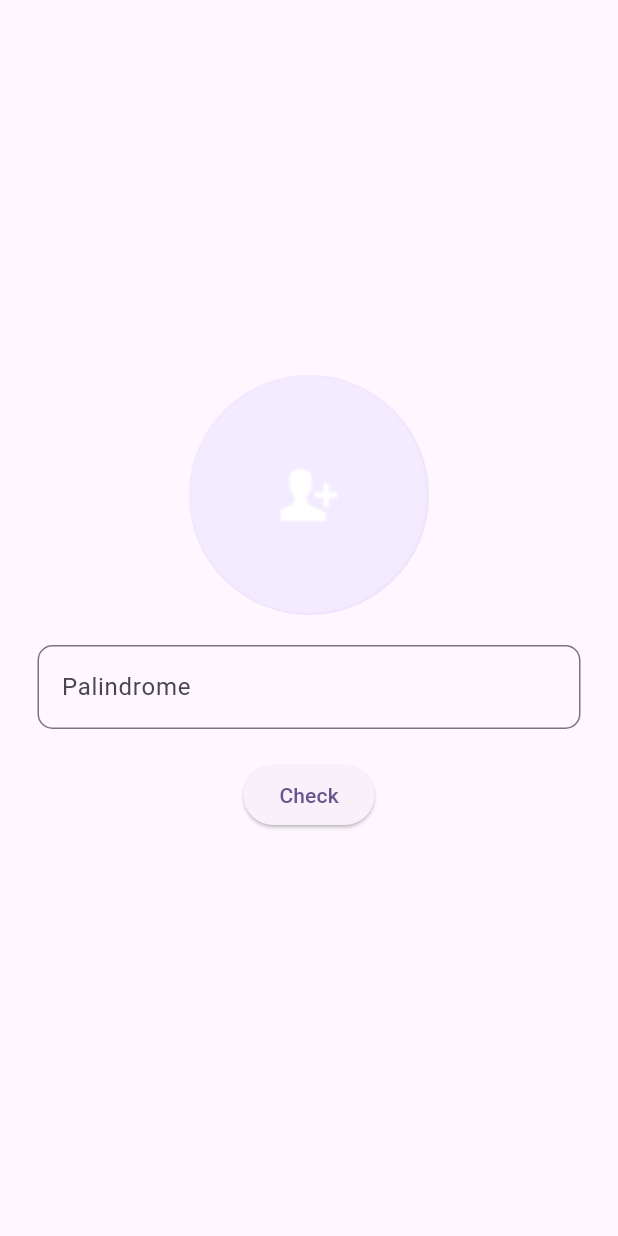
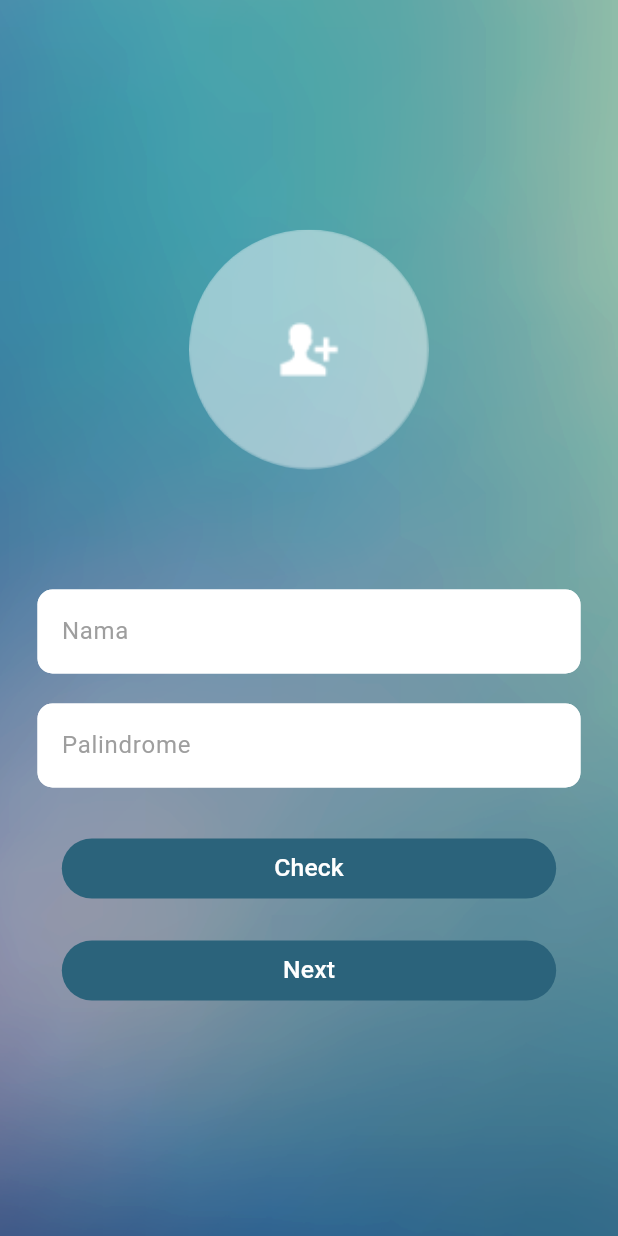
Before and after one commit to priboen/intern_test_suitmedia, a Flutter app: the screen it shows after launch, on a phone screen of 412 x 824 dp. Run offline on Flutter 3.47's test engine with Material 3 defaults, Android fonts, the phone set to English and light mode, and no system bars; our stand-ins replace bloc, equatable, flutter_bloc.

Commit message:
adding background and customize button

```diff
--- a/lib/ui/first_screen.dart
+++ b/lib/ui/first_screen.dart
@@ -3,6 +3,7 @@ import 'package:palindrome_suitmedia/presentation/bloc.dart';
 import 'package:flutter_bloc/flutter_bloc.dart';
 import 'package:palindrome_suitmedia/presentation/events.dart';
 import 'package:palindrome_suitmedia/presentation/states.dart';
+import 'package:palindrome_suitmedia/ui/second_screen.dart';
 
 class FirstScreen extends StatefulWidget {
   const FirstScreen({super.key});
@@ -14,8 +15,15 @@ class FirstScreen extends StatefulWidget {
 class _FirstScreenState extends State<FirstScreen> {
   @override
   Widget build(BuildContext context) {
+    var size = MediaQuery.of(context).size.width;
     return Scaffold(
-      body: BlocListener<PalindromeBloc, PalindromeState>(
+      body: Container(
+        decoration: BoxDecoration(
+          image: DecorationImage(
+              image: AssetImage('assets/images/background.png'),
+              fit: BoxFit.cover),
+        ),
+        child: BlocListener<PalindromeBloc, PalindromeState>(
           listener: (context, state) {
             if (state is PalindromeCheckedState) {
               ScaffoldMessenger.of(context).showSnackBar(
@@ -25,6 +33,15 @@ class _FirstScreenState extends State<FirstScreen> {
               );
               context.read<PalindromeBloc>().textController.clear();
               context.read<PalindromeBloc>().add(ResetStateEvent());
+            } else if (state is NavigateToSecondScreenState) {
+              Navigator.push(
+                context,
+                MaterialPageRoute(
+                  builder: (context) => SecondScreen(
+                    name: state.name,
+                  ),
+                ),
+              );
             }
           },
           child: Center(
@@ -34,21 +51,52 @@ class _FirstScreenState extends State<FirstScreen> {
                 mainAxisAlignment: MainAxisAlignment.center,
                 children: [
                   CircleAvatar(
+                    backgroundColor: Colors.white10,
                     radius: 80,
                     backgroundImage: AssetImage('assets/images/ic_photo.png'),
+                  ),
+                  SizedBox(height: 80),
+                  TextFormField(
+                    controller: context.read<PalindromeBloc>().nameController,
+                    decoration: InputDecoration(
+                      labelText: 'Nama',
+                      labelStyle: TextStyle(color: Colors.grey),
+                      enabledBorder: OutlineInputBorder(
+                        borderRadius: BorderRadius.circular(10),
+                        borderSide: BorderSide(color: Colors.white),
+                      ),
+                      focusedBorder: OutlineInputBorder(
+                        borderRadius: BorderRadius.circular(10),
+                        borderSide: BorderSide(color: Colors.white),
+                      ),
+                      filled: true,
+                      fillColor: Colors.white,
+                    ),
                   ),
                   SizedBox(height: 20),
                   TextFormField(
                     controller: context.read<PalindromeBloc>().textController,
                     decoration: InputDecoration(
                       labelText: 'Palindrome',
-                    border: OutlineInputBorder(
+                      labelStyle: TextStyle(color: Colors.grey),
+                      enabledBorder: OutlineInputBorder(
                         borderRadius: BorderRadius.circular(10),
+                        borderSide: BorderSide(color: Colors.white),
+                      ),
+                      focusedBorder: OutlineInputBorder(
+                        borderRadius: BorderRadius.circular(10),
+                        borderSide: BorderSide(color: Colors.white),
+                      ),
+                      filled: true,
+                      fillColor: Colors.white,
                     ),
                   ),
-                ),
-                SizedBox(height: 20),
+                  SizedBox(height: 30),
                   ElevatedButton(
+                    style: ElevatedButton.styleFrom(
+                        backgroundColor: Color.fromRGBO(43, 99, 123, 1),
+                        elevation: 0,
+                        minimumSize: Size(size * 0.8, 40)),
                     onPressed: () {
                       // context.read<PalindromeBloc>().add(CheckPalindromeEvent(
                       //     context.read<PalindromeBloc>().textController.text));
@@ -60,10 +108,39 @@ class _FirstScreenState extends State<FirstScreen> {
                             .add(CheckPalindromeEvent(text));
                       }
                     },
-                  child: Text('Check'),
+                    child: Text(
+                      'Check',
+                      style: TextStyle(
+                        color: Colors.white,
+                        fontSize: size * 0.04,
+                      ),
+                    ),
                   ),
                   SizedBox(height: 20),
+                  ElevatedButton(
+                    style: ElevatedButton.styleFrom(
+                        backgroundColor: Color.fromRGBO(43, 99, 123, 1),
+                        elevation: 0,
+                        minimumSize: Size(size * 0.8, 40)),
+                    onPressed: () {
+                      final name =
+                          context.read<PalindromeBloc>().nameController.text;
+                      if (name.isNotEmpty) {
+                        context
+                            .read<PalindromeBloc>()
+                            .add(NavigateToSecondScreenEvent(name));
+                      }
+                    },
+                    child: Text(
+                      'Next',
+                      style: TextStyle(
+                        color: Colors.white,
+                        fontSize: size * 0.04,
+                      ),
+                    ),
+                  ),
                 ],
+              ),
             ),
           ),
         ),
```
Lines whose indentation alone changed are shown as unchanged.
